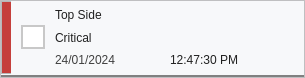
Above: UIFiles/defect_notification.ui from DORSA-co/MSC_Conveyor before the change. Below: the same form after it.
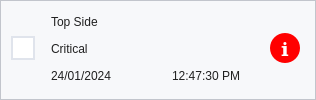
That is the form after the change. Icons and pictures are not drawn.

Commit message: complete notification design

```diff
--- a/UIFiles/defect_notification.ui
+++ b/UIFiles/defect_notification.ui
@@ -6,8 +6,8 @@
    <rect>
     <x>0</x>
     <y>0</y>
-    <width>305</width>
-    <height>78</height>
+    <width>316</width>
+    <height>100</height>
    </rect>
   </property>
   <property name="windowTitle">
@@ -32,14 +32,62 @@
    <item>
     <widget class="QWidget" name="StyleSheet" native="true">
      <property name="styleSheet">
-      <string notr="true">#main_frame
-{
-	border-bottom: 3px solid gray;
-	background-color: #F7F8FA;
-}
-QLabel{
+      <string notr="true">QLabel{
 	color:#202020;
 
+}
+
+QCheckBox {
+    spacing: 0px;
+}
+
+QCheckBox::indicator {
+    width: 20px;
+    height: 20px;
+}
+
+/* Unchecked State */
+QCheckBox::indicator:unchecked {
+    border: 2px solid #E0E4EC;
+    background-color: white;
+}
+
+/* Checked State */
+QCheckBox::indicator:checked {
+    border: 2px solid #7892DF;
+    background-color: #7892DF;
+    image: url(:/icons/icons/tick.png)  /* Path to your check mark icon */
+}
+
+/* Hover State */
+QCheckBox::indicator:hover {
+    border: 2px solid rgba(194, 197, 204, 255);
+}
+
+/* Disabled State */
+QCheckBox::indicator:disabled {
+    border: 2px solid #E0E4EC;
+    background-color: #F6F6F6;
+}
+
+
+#main_frame
+{
+	border: 1px solid rgba(194, 197, 204, 255);
+	background-color: #F7F8FA;
+}
+
+#defect_color_frame{
+	border: None;
+}
+
+#defect_color_frame .QLabel
+{
+	border-radius:4px;
+}
+
+#i_label{
+	color: #FFFFFF
 }</string>
      </property>
      <layout class="QVBoxLayout" name="verticalLayout_2">
@@ -60,6 +108,18 @@
       </property>
       <item>
        <widget class="QFrame" name="main_frame">
+        <property name="minimumSize">
+         <size>
+          <width>0</width>
+          <height>100</height>
+         </size>
+        </property>
+        <property name="maximumSize">
+         <size>
+          <width>16777215</width>
+          <height>100</height>
+         </size>
+        </property>
         <property name="frameShape">
          <enum>QFrame::StyledPanel</enum>
         </property>
@@ -77,70 +137,27 @@
           <number>0</number>
          </property>
          <property name="rightMargin">
-          <number>0</number>
+          <number>15</number>
          </property>
          <property name="bottomMargin">
           <number>3</number>
          </property>
-         <item>
-          <widget class="QFrame" name="frame">
-           <property name="maximumSize">
-            <size>
-             <width>10</width>
-             <height>16777215</height>
-            </size>
-           </property>
-           <property name="frameShape">
-            <enum>QFrame::StyledPanel</enum>
-           </property>
-           <property name="frameShadow">
-            <enum>QFrame::Raised</enum>
-           </property>
-           <layout class="QHBoxLayout" name="horizontalLayout_5">
-            <property name="leftMargin">
-             <number>0</number>
-            </property>
-            <property name="topMargin">
-             <number>0</number>
-            </property>
-            <property name="rightMargin">
-             <number>0</number>
-            </property>
-            <property name="bottomMargin">
-             <number>0</number>
-            </property>
-            <item>
-             <widget class="QLabel" name="defect_color">
-              <property name="sizePolicy">
-               <sizepolicy hsizetype="Expanding" vsizetype="Expanding">
-                <horstretch>0</horstretch>
-                <verstretch>0</verstretch>
-               </sizepolicy>
-              </property>
-              <property name="minimumSize">
-               <size>
-                <width>10</width>
-                <height>0</height>
-               </size>
-              </property>
-              <property name="styleSheet">
-               <string notr="true">background-color:rgb(197, 63, 59);</string>
-              </property>
-              <property name="text">
-               <string/>
-              </property>
-             </widget>
-            </item>
-           </layout>
-          </widget>
-         </item>
          <item>
           <layout class="QHBoxLayout" name="horizontalLayout_3">
+           <property name="spacing">
+            <number>6</number>
+           </property>
            <property name="leftMargin">
             <number>10</number>
            </property>
+           <property name="rightMargin">
+            <number>0</number>
+           </property>
            <item>
             <widget class="QCheckBox" name="select_checkBox">
+             <property name="enabled">
+              <bool>true</bool>
+             </property>
              <property name="sizePolicy">
               <sizepolicy hsizetype="Fixed" vsizetype="Fixed">
                <horstretch>0</horstretch>
@@ -148,39 +165,7 @@
               </sizepolicy>
              </property>
              <property name="styleSheet">
-              <string notr="true">QCheckBox {
-    spacing: 0px;
-}
-
-QCheckBox::indicator {
-    width: 20px;
-    height: 20px;
-}
-
-/* Unchecked State */
-QCheckBox::indicator:unchecked {
-    border: 2px solid #C8C8C8;
-    background-color: white;
-}
-
-/* Checked State */
-QCheckBox::indicator:checked {
-    border: 2px solid #3A9AD9;
-    background-color: #3A9AD9;
-    image: url(:/icons/checked-icon.png);  /* Path to your check mark icon */
-}
-
-/* Hover State */
-QCheckBox::indicator:hover {
-    border: 2px solid #3A9AD9;
-}
-
-/* Disabled State */
-QCheckBox::indicator:disabled {
-    border: 2px solid #E5E5E5;
-    background-color: #F6F6F6;
-}
-</string>
+              <string notr="true"/>
              </property>
              <property name="text">
               <string/>
@@ -189,35 +174,52 @@
            </item>
            <item>
             <layout class="QVBoxLayout" name="verticalLayout">
+             <property name="spacing">
+              <number>6</number>
+             </property>
              <property name="leftMargin">
               <number>10</number>
              </property>
              <property name="topMargin">
-              <number>3</number>
+              <number>10</number>
              </property>
              <property name="bottomMargin">
-              <number>3</number>
+              <number>10</number>
              </property>
              <item>
-              <widget class="QLabel" name="side_label">
-               <property name="text">
-                <string>Top Side</string>
+              <layout class="QHBoxLayout" name="horizontalLayout_6">
+               <property name="topMargin">
+                <number>0</number>
                </property>
-              </widget>
+               <item>
+                <widget class="QLabel" name="side_label">
+                 <property name="text">
+                  <string>Top Side</string>
+                 </property>
+                </widget>
+               </item>
+              </layout>
              </item>
              <item>
-              <widget class="QLabel" name="defect_type_label">
-               <property name="text">
-                <string>Critical</string>
+              <layout class="QHBoxLayout" name="horizontalLayout_5">
+               <property name="topMargin">
+                <number>0</number>
                </property>
-              </widget>
+               <item>
+                <widget class="QLabel" name="defect_type_label">
+                 <property name="text">
+                  <string>Critical</string>
+                 </property>
+                </widget>
+               </item>
+              </layout>
              </item>
              <item>
               <layout class="QHBoxLayout" name="horizontalLayout">
                <item>
                 <widget class="QLabel" name="date_label">
                  <property name="styleSheet">
-                  <string notr="true">color:#404040;</string>
+                  <string notr="true"/>
                  </property>
                  <property name="text">
                   <string>24/01/2024 </string>
@@ -252,19 +254,107 @@
             </layout>
            </item>
            <item>
-            <widget class="QLabel" name="icon_label">
+            <spacer name="horizontalSpacer_2">
+             <property name="orientation">
+              <enum>Qt::Horizontal</enum>
+             </property>
+             <property name="sizeType">
+              <enum>QSizePolicy::Fixed</enum>
+             </property>
+             <property name="sizeHint" stdset="0">
+              <size>
+               <width>5</width>
+               <height>20</height>
+              </size>
+             </property>
+            </spacer>
+           </item>
+           <item>
+            <widget class="QFrame" name="defect_color_frame">
+             <property name="minimumSize">
+              <size>
+               <width>30</width>
+               <height>30</height>
+              </size>
+             </property>
              <property name="maximumSize">
               <size>
-               <width>47</width>
-               <height>50</height>
+               <width>30</width>
+               <height>30</height>
               </size>
              </property>
-             <property name="text">
-              <string/>
+             <property name="font">
+              <font>
+               <pointsize>16</pointsize>
+              </font>
              </property>
-             <property name="pixmap">
-              <pixmap resource="assets/assets.qrc">:/icons/icons/warning_icon.png</pixmap>
+             <property name="styleSheet">
+              <string notr="true">#defect_color_frame{
+	background-color: red;
+	border-radius:15px;
+	border: None;
+}
+</string>
              </property>
+             <property name="frameShape">
+              <enum>QFrame::StyledPanel</enum>
+             </property>
+             <property name="frameShadow">
+              <enum>QFrame::Raised</enum>
+             </property>
+             <layout class="QVBoxLayout" name="verticalLayout_3">
+              <property name="spacing">
+               <number>0</number>
+              </property>
+              <property name="leftMargin">
+               <number>0</number>
+              </property>
+              <property name="topMargin">
+               <number>0</number>
+              </property>
+              <property name="rightMargin">
+               <number>0</number>
+              </property>
+              <property name="bottomMargin">
+               <number>0</number>
+              </property>
+              <item alignment="Qt::AlignHCenter">
+               <widget class="QLabel" name="i_label">
+                <property name="enabled">
+                 <bool>true</bool>
+                </property>
+                <property name="minimumSize">
+                 <size>
+                  <width>0</width>
+                  <height>0</height>
+                 </size>
+                </property>
+                <property name="maximumSize">
+                 <size>
+                  <width>16777215</width>
+                  <height>16777215</height>
+                 </size>
+                </property>
+                <property name="font">
+                 <font>
+                  <family>TeX Gyre Schola</family>
+                  <pointsize>15</pointsize>
+                  <weight>75</weight>
+                  <bold>true</bold>
+                 </font>
+                </property>
+                <property name="text">
+                 <string>i</string>
+                </property>
+                <property name="scaledContents">
+                 <bool>true</bool>
+                </property>
+                <property name="alignment">
+                 <set>Qt::AlignCenter</set>
+                </property>
+               </widget>
+              </item>
+             </layout>
             </widget>
            </item>
           </layout>
```
Left out of the diff: 4 changed lines with no effect on the pictures. The commit also changes 49 other files.
